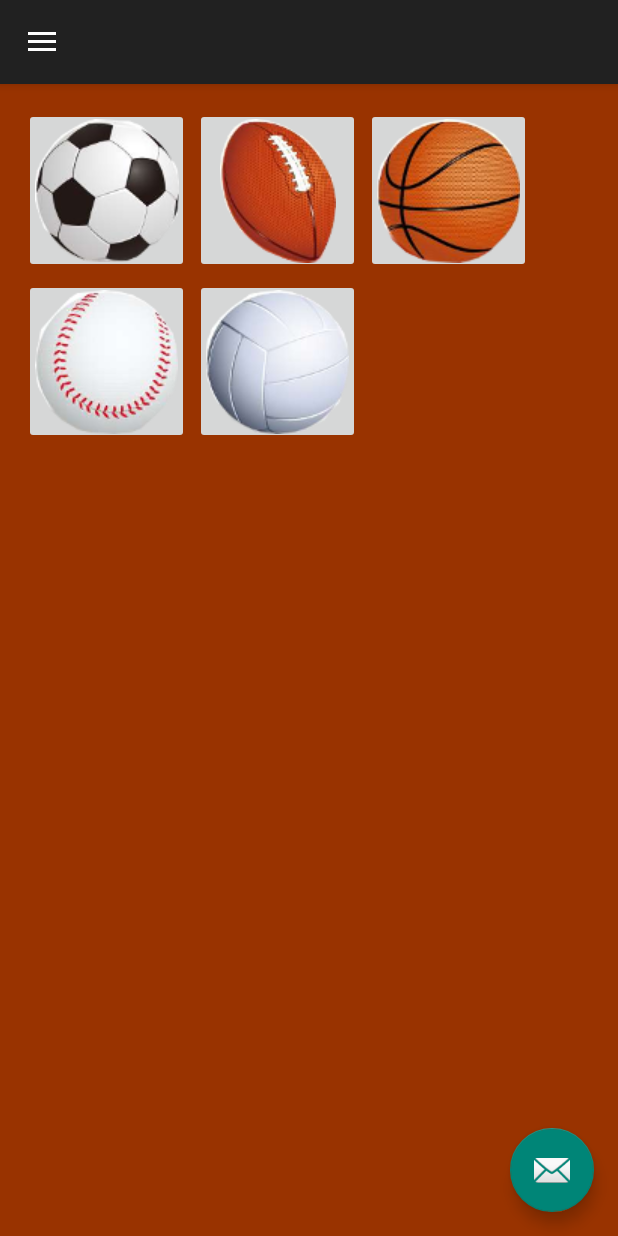
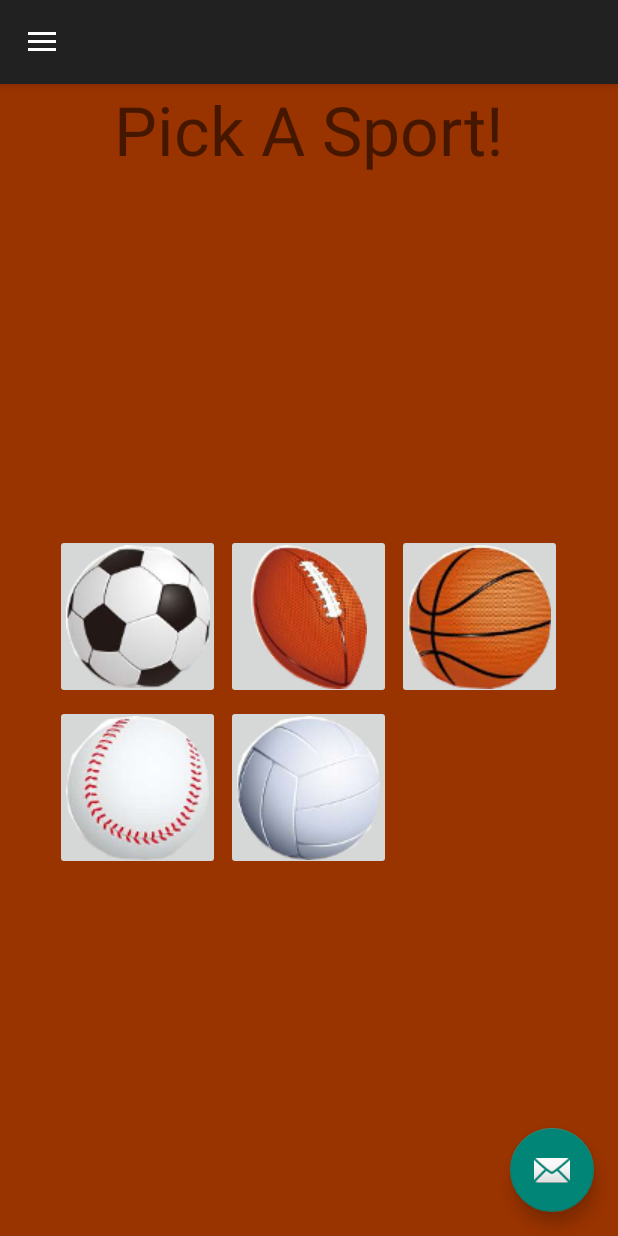
Before and after one commit to fware/TrueChalk, an Android app: the SportSelectorActivity screen opened directly, with no data from a screen before it, on a phone screen of 412 x 824 dp. Run offline under Robolectric (Android 15) with nearby library versions, the phone set to English and light mode, and no system bars.

Commit message:
Adding title to Sport Selector screen

```diff
--- a/app/src/main/java/com/wareshopc/app/truechalk/sportselector/SportSelectorActivity.java
+++ b/app/src/main/java/com/wareshopc/app/truechalk/sportselector/SportSelectorActivity.java
@@ -18,6 +18,7 @@ import android.view.MenuItem;
 import android.widget.Button;
 import android.widget.ImageButton;
 import android.widget.RelativeLayout;
+import android.widget.TextView;
 
 import com.wareshopc.app.truechalk.R;
 import com.wareshopc.app.truechalk.sportselector.basketball.BasketballAccumulateActivity;
@@ -27,6 +28,7 @@ import com.wareshopc.app.truechalk.sportselector.basketball.BasketballReportActi
 public class SportSelectorActivity extends AppCompatActivity implements NavigationView.OnNavigationItemSelectedListener {
 
 //    private ImageView mSoccerImageView;
+    private TextView mTopTitleTxtView;
     private ImageButton mSoccerImageButton;
     private ImageButton mFootballImageButton;
     private ImageButton mBasketballImageButton;
@@ -40,6 +42,8 @@ public class SportSelectorActivity extends AppCompatActivity implements Navigati
         setContentView(R.layout.activity_sport_selector);
         Toolbar toolbar = (Toolbar) findViewById(R.id.toolbar);
         //setSupportActionBar(toolbar);      //This is not necessary since I already created an actionbar in XML.
+
+        //mTopTitleTxtView = (TextView) findViewById(R.id.sport_selector_title_id);
 
         FloatingActionButton fab = (FloatingActionButton) findViewById(R.id.fab);
         fab.setOnClickListener(new View.OnClickListener() {
@@ -100,7 +104,7 @@ public class SportSelectorActivity extends AppCompatActivity implements Navigati
                 //Intent i = new Intent(getApplicationContext(), BasketballChalkPagerActivity.class);
                 //i.putExtra(BasketballChalkFragment.EXTRA_TRUECHALK_ID, trueChalk.getId());
                 //startActivityForResult(i, 0);
-
+                //System.out.println("Call Basketball Intent from ImageButton");
                 myVib.vibrate(100);
                 Intent i = new Intent(getApplicationContext(), BasketballChalkListActivity.class);
                 startActivity(i);
--- a/app/src/main/res/layout-land/content_sport_selector.xml
+++ b/app/src/main/res/layout-land/content_sport_selector.xml
@@ -17,7 +17,7 @@
         android:layout_height="match_parent"
         android:orientation="vertical">
 
-    <ImageView
+        <ImageView
         android:layout_width="wrap_content"
         android:layout_height="wrap_content"
         android:id="@+id/soccerImageView"
--- a/app/src/main/res/layout/activity_user_login.xml
+++ b/app/src/main/res/layout/activity_user_login.xml
@@ -6,6 +6,7 @@
     android:paddingLeft="@dimen/activity_horizontal_margin"
     android:paddingRight="@dimen/activity_horizontal_margin"
     android:paddingTop="@dimen/activity_vertical_margin"
+    android:background="@color/lighter_rustlike"
     tools:context="com.wareshopc.app.truechalk.login.UserLoginActivity">
 
     <!-- Login progress -->
--- a/app/src/main/res/layout/app_bar_sport_selector.xml
+++ b/app/src/main/res/layout/app_bar_sport_selector.xml
@@ -5,6 +5,7 @@
     android:layout_width="match_parent"
     android:layout_height="match_parent"
     android:fitsSystemWindows="true"
+    android:background="@color/lighter_rustlike"
     tools:context="com.wareshopc.app.truechalk.sportselector.SportSelectorActivity">
 
     <android.support.design.widget.AppBarLayout
@@ -21,6 +22,8 @@
 
     </android.support.design.widget.AppBarLayout>
 
+    <include layout="@layout/sport_selector_title"/>
+
     <include layout="@layout/content_sport_selector" />
 
     <android.support.design.widget.FloatingActionButton
--- a/app/src/main/res/layout/content_sport_selector.xml
+++ b/app/src/main/res/layout/content_sport_selector.xml
@@ -3,12 +3,13 @@
     xmlns:app="http://schemas.android.com/apk/res-auto"
     xmlns:tools="http://schemas.android.com/tools"
     android:id="@+id/sports_selector_rlayout"
-    android:layout_width="match_parent"
-    android:layout_height="match_parent"
+    android:layout_width="wrap_content"
+    android:layout_height="wrap_content"
     android:paddingBottom="@dimen/activity_vertical_margin"
     android:paddingLeft="@dimen/activity_horizontal_margin"
     android:paddingRight="@dimen/activity_horizontal_margin"
     android:paddingTop="@dimen/activity_vertical_margin"
+    android:layout_gravity="center"
     app:layout_behavior="@string/appbar_scrolling_view_behavior"
     tools:context="com.wareshopc.app.truechalk.sportselector.SportSelectorActivity"
     tools:showIn="@layout/app_bar_sport_selector">
--- /dev/null
+++ b/app/src/main/res/layout/sport_selector_title.xml
@@ -0,0 +1,21 @@
+<?xml version="1.0" encoding="utf-8"?>
+<RelativeLayout xmlns:android="http://schemas.android.com/apk/res/android"
+    xmlns:app="http://schemas.android.com/apk/res-auto"
+    xmlns:tools="http://schemas.android.com/tools"
+    android:id="@+id/sports_selector_titlelayout"
+    android:layout_width="fill_parent"
+    android:layout_height="fill_parent"
+    app:layout_behavior="@string/appbar_scrolling_view_behavior"
+    tools:context="com.wareshopc.app.truechalk.sportselector.SportSelectorActivity"
+    tools:showIn="@layout/app_bar_sport_selector">
+
+    <TextView
+        android:id="@+id/sport_selector_title_id"
+        android:layout_width="wrap_content"
+        android:layout_height="wrap_content"
+        android:layout_centerHorizontal="true"
+        android:text="@string/title_sport_selector_head"
+        android:textSize="45sp"
+        />
+
+</RelativeLayout>
--- a/app/src/main/res/values/strings.xml
+++ b/app/src/main/res/values/strings.xml
@@ -54,6 +54,7 @@ The basketballChalk was discovered on %2$s. %3$s, and %4$s
     <string name="permission_rationale">"Contacts permissions are needed for providing email
         completions."
     </string>
+    <string name="title_sport_selector_head">Pick A Sport!</string>
     <string name="title_basketballitem_list">BasketballItems</string>
     <string name="title_basketballitem_detail">BasketballItem Detail</string>
 
```
